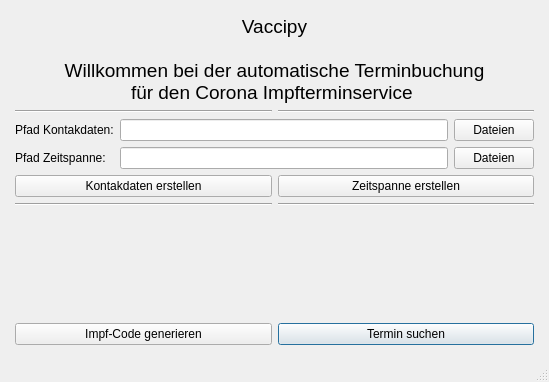
Qt form tools/gui/main.ui (timreibe/vaccipy) before a commit.
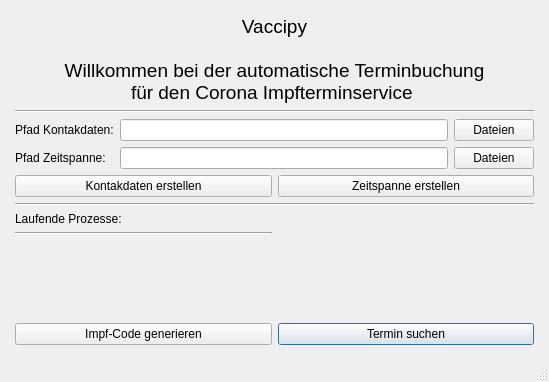
The same form after that commit.

What changed in the file:
```diff
--- a/tools/gui/main.ui
+++ b/tools/gui/main.ui
@@ -29,7 +29,21 @@
       <property name="bottomMargin">
        <number>6</number>
       </property>
-      <item row="7" column="1">
+      <item row="6" column="0">
+       <widget class="Line" name="line_3">
+        <property name="orientation">
+         <enum>Qt::Horizontal</enum>
+        </property>
+       </widget>
+      </item>
+      <item row="5" column="0">
+       <widget class="QLabel" name="label">
+        <property name="text">
+         <string>Laufende Prozesse:</string>
+        </property>
+       </widget>
+      </item>
+      <item row="9" column="1">
        <widget class="QPushButton" name="b_termin_suchen">
         <property name="text">
          <string>Termin suchen</string>
@@ -45,7 +59,7 @@
         </property>
        </widget>
       </item>
-      <item row="6" column="0">
+      <item row="8" column="0">
        <spacer name="verticalSpacer">
         <property name="orientation">
          <enum>Qt::Vertical</enum>
@@ -76,27 +90,13 @@
         </property>
        </widget>
       </item>
-      <item row="1" column="0">
-       <widget class="Line" name="line">
-        <property name="orientation">
-         <enum>Qt::Horizontal</enum>
-        </property>
-       </widget>
-      </item>
-      <item row="7" column="0">
+      <item row="9" column="0">
        <widget class="QPushButton" name="b_code_generieren">
         <property name="text">
          <string>Impf-Code generieren</string>
         </property>
        </widget>
       </item>
-      <item row="1" column="1">
-       <widget class="Line" name="line_2">
-        <property name="orientation">
-         <enum>Qt::Horizontal</enum>
-        </property>
-       </widget>
-      </item>
       <item row="2" column="0" colspan="2">
        <layout class="QFormLayout" name="pfad_layout">
         <item row="0" column="0">
@@ -171,23 +171,23 @@
         </property>
        </widget>
       </item>
-      <item row="5" column="0" colspan="2">
+      <item row="7" column="0" colspan="2">
        <layout class="QFormLayout" name="prozesse_layout"/>
       </item>
-      <item row="4" column="0">
-       <widget class="Line" name="line_3">
-        <property name="orientation">
-         <enum>Qt::Horizontal</enum>
-        </property>
-       </widget>
-      </item>
-      <item row="4" column="1">
+      <item row="4" column="0" colspan="2">
        <widget class="Line" name="line_4">
         <property name="orientation">
          <enum>Qt::Horizontal</enum>
         </property>
        </widget>
       </item>
+      <item row="1" column="0" colspan="2">
+       <widget class="Line" name="line">
+        <property name="orientation">
+         <enum>Qt::Horizontal</enum>
+        </property>
+       </widget>
+      </item>
      </layout>
     </item>
    </layout>
```
